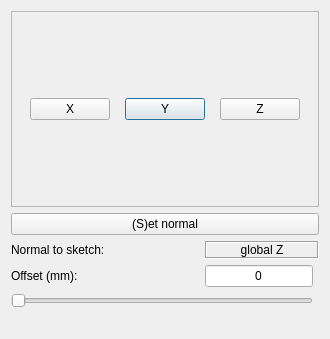
This is dialogs/route.ui in oddtopus/flamingo as Qt 5 draws it before an edit. The edited form follows.
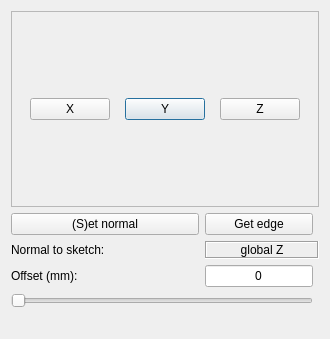
This is the edited form.

The edit to the form file:
```diff
--- a/dialogs/route.ui
+++ b/dialogs/route.ui
@@ -149,25 +149,6 @@
      </property>
     </widget>
    </item>
-   <item row="3" column="3" colspan="3">
-    <widget class="QPushButton" name="btn1">
-     <property name="sizePolicy">
-      <sizepolicy hsizetype="MinimumExpanding" vsizetype="Fixed">
-       <horstretch>0</horstretch>
-       <verstretch>0</verstretch>
-      </sizepolicy>
-     </property>
-     <property name="minimumSize">
-      <size>
-       <width>24</width>
-       <height>0</height>
-      </size>
-     </property>
-     <property name="text">
-      <string>(S)et normal</string>
-     </property>
-    </widget>
-   </item>
    <item row="8" column="4">
     <widget class="QLineEdit" name="edit1">
      <property name="sizePolicy">
@@ -222,6 +203,32 @@
      </property>
     </widget>
    </item>
+   <item row="4" column="4">
+    <widget class="QPushButton" name="btn2">
+     <property name="text">
+      <string>Get edge</string>
+     </property>
+    </widget>
+   </item>
+   <item row="4" column="3">
+    <widget class="QPushButton" name="btn1">
+     <property name="sizePolicy">
+      <sizepolicy hsizetype="MinimumExpanding" vsizetype="Fixed">
+       <horstretch>0</horstretch>
+       <verstretch>0</verstretch>
+      </sizepolicy>
+     </property>
+     <property name="minimumSize">
+      <size>
+       <width>24</width>
+       <height>0</height>
+      </size>
+     </property>
+     <property name="text">
+      <string>(S)et normal</string>
+     </property>
+    </widget>
+   </item>
   </layout>
  </widget>
  <resources/>
```
